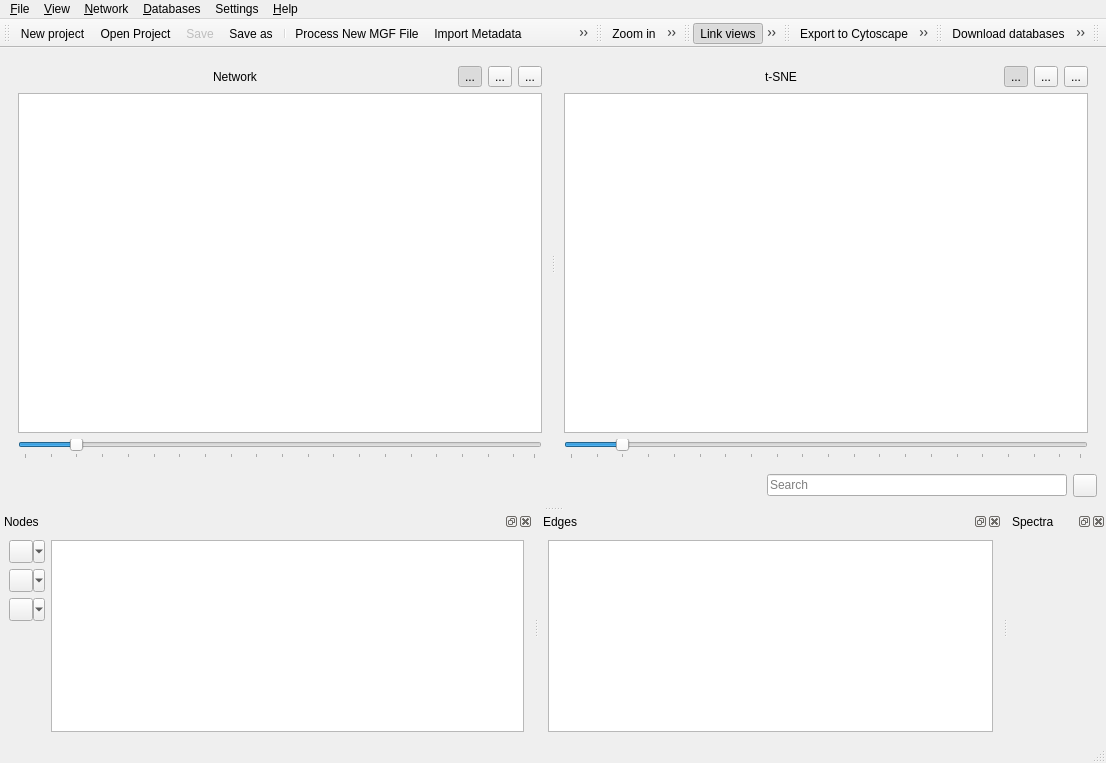
Before: the Qt Designer form lib/ui/main_window.ui in metgem/metgem, drawn with Qt 5.
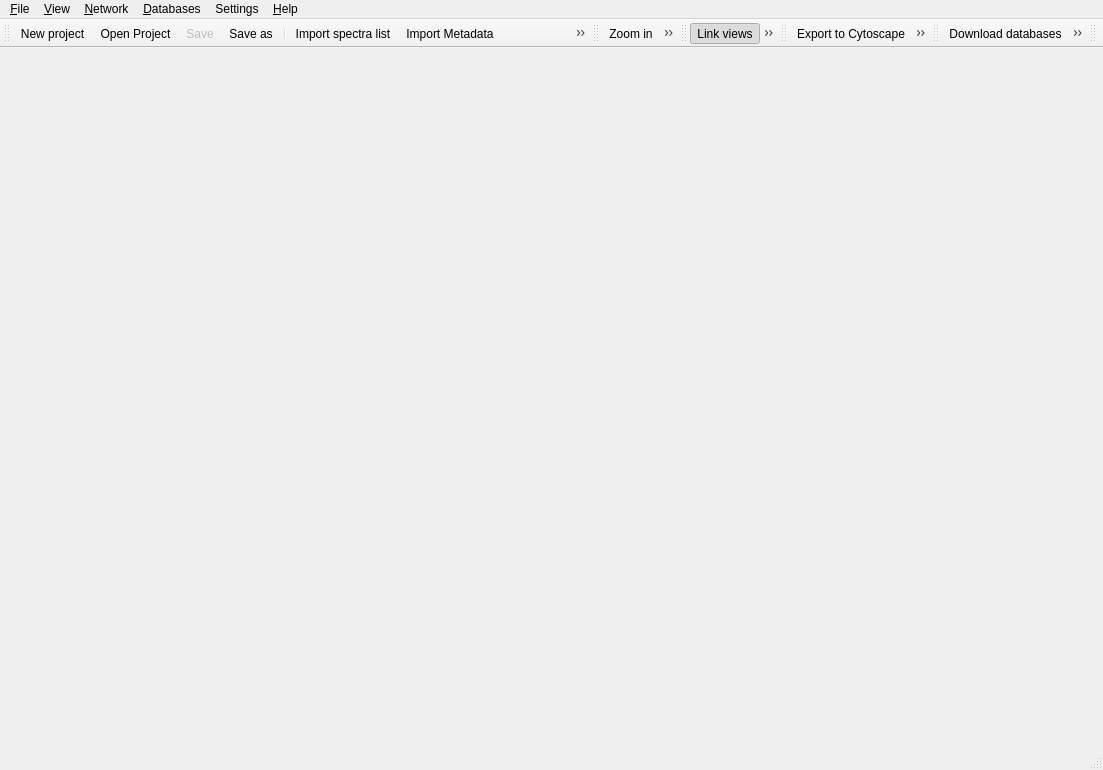
After: the same form once the commit is applied. Icons and pictures are not drawn. Custom widgets are drawn as their Qt base class.

Commit message: Use Qt-Advanced-Docking-System to manage docks and then allow to create network views independently. Add UMAP and MDS views. UI redesign.

Diff of the .ui file:
```diff
--- a/lib/ui/main_window.ui
+++ b/lib/ui/main_window.ui
@@ -6,8 +6,8 @@
    <rect>
     <x>0</x>
     <y>0</y>
-    <width>1106</width>
-    <height>763</height>
+    <width>1103</width>
+    <height>770</height>
    </rect>
   </property>
   <property name="windowTitle">
@@ -24,333 +24,15 @@
    <set>QMainWindow::AllowNestedDocks|QMainWindow::AllowTabbedDocks|QMainWindow::AnimatedDocks</set>
   </property>
   <widget class="QWidget" name="centralwidget">
-   <layout class="QVBoxLayout" name="verticalLayout_5">
-    <item>
-     <widget class="QSplitter" name="splitter">
-      <property name="sizePolicy">
-       <sizepolicy hsizetype="Expanding" vsizetype="Expanding">
-        <horstretch>0</horstretch>
-        <verstretch>0</verstretch>
-       </sizepolicy>
-      </property>
-      <property name="orientation">
-       <enum>Qt::Horizontal</enum>
-      </property>
-      <widget class="QFrame" name="verticalFrame">
-       <layout class="QVBoxLayout" name="verticalLayout">
-        <item>
-         <layout class="QHBoxLayout" name="horizontalLayout">
-          <item>
-           <widget class="QLabel" name="label">
-            <property name="text">
-             <string>Network</string>
-            </property>
-            <property name="textFormat">
-             <enum>Qt::PlainText</enum>
-            </property>
-            <property name="alignment">
-             <set>Qt::AlignCenter</set>
-            </property>
-           </widget>
-          </item>
-          <item>
-           <widget class="QToolButton" name="btNetworkLock">
-            <property name="toolTip">
-             <string>Prevent the movement of nodes in this view</string>
-            </property>
-            <property name="statusTip">
-             <string>Prevent the movement of nodes in this view</string>
-            </property>
-            <property name="text">
-             <string>...</string>
-            </property>
-            <property name="icon">
-             <iconset resource="ui.qrc">
-              <normaloff>:/icons/images/lock.svg</normaloff>:/icons/images/lock.svg</iconset>
-            </property>
-            <property name="checkable">
-             <bool>true</bool>
-            </property>
-            <property name="checked">
-             <bool>true</bool>
-            </property>
-           </widget>
-          </item>
-          <item>
-           <widget class="QToolButton" name="btNetworkRuler">
-            <property name="toolTip">
-             <string>Change Network Scale</string>
-            </property>
-            <property name="statusTip">
-             <string>Change Network Scale</string>
-            </property>
-            <property name="text">
-             <string>...</string>
-            </property>
-            <property name="icon">
-             <iconset resource="ui.qrc">
-              <normaloff>:/icons/images/ruler.svg</normaloff>:/icons/images/ruler.svg</iconset>
-            </property>
-            <property name="popupMode">
-             <enum>QToolButton::InstantPopup</enum>
-            </property>
-           </widget>
-          </item>
-          <item>
-           <widget class="QToolButton" name="btNetworkOptions">
-            <property name="toolTip">
-             <string>Change Network Options</string>
-            </property>
-            <property name="statusTip">
-             <string>Change Network Options</string>
-            </property>
-            <property name="text">
-             <string>...</string>
-            </property>
-            <property name="icon">
-             <iconset resource="ui.qrc">
-              <normaloff>:/icons/images/preferences-system.svg</normaloff>:/icons/images/preferences-system.svg</iconset>
-            </property>
-           </widget>
-          </item>
-         </layout>
-        </item>
-        <item>
-         <widget class="NetworkView" name="gvNetwork"/>
-        </item>
-        <item>
-         <widget class="Slider" name="sliderNetworkScale">
-          <property name="minimumSize">
-           <size>
-            <width>200</width>
-            <height>0</height>
-           </size>
-          </property>
-          <property name="toolTip">
-           <string>Change scale of network graph</string>
-          </property>
-          <property name="statusTip">
-           <string>Change scale of network graph</string>
-          </property>
-          <property name="minimum">
-           <number>1</number>
-          </property>
-          <property name="maximum">
-           <number>100</number>
-          </property>
-          <property name="singleStep">
-           <number>1</number>
-          </property>
-          <property name="value">
-           <number>11</number>
-          </property>
-          <property name="orientation">
-           <enum>Qt::Horizontal</enum>
-          </property>
-          <property name="tickPosition">
-           <enum>QSlider::TicksBelow</enum>
-          </property>
-          <property name="tickInterval">
-           <number>5</number>
-          </property>
-         </widget>
-        </item>
-       </layout>
-      </widget>
-      <widget class="QFrame" name="verticalFrame_2">
-       <layout class="QVBoxLayout" name="verticalLayout_4">
-        <item>
-         <layout class="QHBoxLayout" name="horizontalLayout_2">
-          <item>
-           <widget class="QLabel" name="label_2">
-            <property name="text">
-             <string>t-SNE</string>
-            </property>
-            <property name="textFormat">
-             <enum>Qt::PlainText</enum>
-            </property>
-            <property name="alignment">
-             <set>Qt::AlignCenter</set>
-            </property>
-           </widget>
-          </item>
-          <item>
-           <widget class="QToolButton" name="btTSNELock">
-            <property name="toolTip">
-             <string>Prevent the movement of nodes in this view</string>
-            </property>
-            <property name="statusTip">
-             <string>Prevent the movement of nodes in this view</string>
-            </property>
-            <property name="text">
-             <string>...</string>
-            </property>
-            <property name="icon">
-             <iconset resource="ui.qrc">
-              <normaloff>:/icons/images/lock.svg</normaloff>:/icons/images/lock.svg</iconset>
-            </property>
-            <property name="checkable">
-             <bool>true</bool>
-            </property>
-            <property name="checked">
-             <bool>true</bool>
-            </property>
-           </widget>
-          </item>
-          <item>
-           <widget class="QToolButton" name="btTSNERuler">
-            <property name="toolTip">
-             <string>Change t-SNE Scale</string>
-            </property>
-            <property name="statusTip">
-             <string>Change t-SNE Scale</string>
-            </property>
-            <property name="text">
-             <string>...</string>
-            </property>
-            <property name="icon">
-             <iconset resource="ui.qrc">
-              <normaloff>:/icons/images/ruler.svg</normaloff>:/icons/images/ruler.svg</iconset>
-            </property>
-            <property name="popupMode">
-             <enum>QToolButton::InstantPopup</enum>
-            </property>
-           </widget>
-          </item>
-          <item>
-           <widget class="QToolButton" name="btTSNEOptions">
-            <property name="toolTip">
-             <string>Change t-SNE Options</string>
-            </property>
-            <property name="statusTip">
-             <string>Change t-SNE Options</string>
-            </property>
-            <property name="text">
-             <string>...</string>
-            </property>
-            <property name="icon">
-             <iconset resource="ui.qrc">
-              <normaloff>:/icons/images/preferences-system.svg</normaloff>:/icons/images/preferences-system.svg</iconset>
-            </property>
-           </widget>
-          </item>
-         </layout>
-        </item>
-        <item>
-         <widget class="NetworkView" name="gvTSNE"/>
-        </item>
-        <item>
-         <widget class="Slider" name="sliderTSNEScale">
-          <property name="minimumSize">
-           <size>
-            <width>200</width>
-            <height>0</height>
-           </size>
-          </property>
-          <property name="toolTip">
-           <string>Change scale of t-SNE graph</string>
-          </property>
-          <property name="statusTip">
-           <string>Change scale of t-SNE graph</string>
-          </property>
-          <property name="minimum">
-           <number>1</number>
-          </property>
-          <property name="maximum">
-           <number>100</number>
-          </property>
-          <property name="singleStep">
-           <number>1</number>
-          </property>
-          <property name="value">
-           <number>11</number>
-          </property>
-          <property name="orientation">
-           <enum>Qt::Horizontal</enum>
-          </property>
-          <property name="tickPosition">
-           <enum>QSlider::TicksBelow</enum>
-          </property>
-          <property name="tickInterval">
-           <number>5</number>
-          </property>
-         </widget>
-        </item>
-       </layout>
-      </widget>
-     </widget>
-    </item>
-    <item>
-     <layout class="QHBoxLayout" name="layoutSearch">
-      <item>
-       <spacer name="horizontalSpacer">
-        <property name="orientation">
-         <enum>Qt::Horizontal</enum>
-        </property>
-        <property name="sizeHint" stdset="0">
-         <size>
-          <width>40</width>
-          <height>20</height>
-         </size>
-        </property>
-       </spacer>
-      </item>
-      <item>
-       <widget class="QLineEdit" name="leSearch">
-        <property name="sizePolicy">
-         <sizepolicy hsizetype="Fixed" vsizetype="Fixed">
-          <horstretch>0</horstretch>
-          <verstretch>0</verstretch>
-         </sizepolicy>
-        </property>
-        <property name="minimumSize">
-         <size>
-          <width>300</width>
-          <height>0</height>
-         </size>
-        </property>
-        <property name="maximumSize">
-         <size>
-          <width>16777215</width>
-          <height>16777215</height>
-         </size>
-        </property>
-        <property name="baseSize">
-         <size>
-          <width>0</width>
-          <height>0</height>
-         </size>
-        </property>
-        <property name="placeholderText">
-         <string>Search</string>
-        </property>
-       </widget>
-      </item>
-      <item>
-       <widget class="QToolButton" name="btSearch">
-        <property name="text">
-         <string/>
-        </property>
-        <property name="icon">
-         <iconset resource="ui.qrc">
-          <normaloff>:/icons/images/system-search.svg</normaloff>:/icons/images/system-search.svg</iconset>
-        </property>
-        <property name="popupMode">
-         <enum>QToolButton::InstantPopup</enum>
-        </property>
-       </widget>
-      </item>
-     </layout>
-    </item>
-   </layout>
+   <layout class="QVBoxLayout" name="verticalLayout_5"/>
   </widget>
   <widget class="QMenuBar" name="menubar">
    <property name="geometry">
     <rect>
      <x>0</x>
      <y>0</y>
-     <width>1106</width>
-     <height>20</height>
+     <width>1103</width>
+     <height>21</height>
     </rect>
    </property>
    <widget class="QMenu" name="menuFile">
@@ -457,6 +139,8 @@
    <addaction name="actionImportMetadata"/>
    <addaction name="actionImportGroupMapping"/>
    <addaction name="separator"/>
+   <addaction name="actionAddNetworkView"/>
+   <addaction name="separator"/>
    <addaction name="actionCurrentParameters"/>
    <addaction name="actionPreferences"/>
   </widget>
@@ -545,167 +229,16 @@
     <bool>false</bool>
    </attribute>
   </widget>
-  <widget class="QDockWidget" name="dockNodes">
-   <property name="sizePolicy">
-    <sizepolicy hsizetype="Preferred" vsizetype="Expanding">
-     <horstretch>0</horstretch>
-     <verstretch>0</verstretch>
-    </sizepolicy>
-   </property>
-   <property name="windowIcon">
-    <iconset resource="ui.qrc">
-     <normaloff>:/icons/images/node.svg</normaloff>:/icons/images/node.svg</iconset>
-   </property>
-   <property name="windowTitle">
-    <string>Nodes</string>
-   </property>
-   <attribute name="dockWidgetArea">
-    <number>8</number>
-   </attribute>
-   <widget class="QWidget" name="dockWidgetContents">
-    <layout class="QHBoxLayout" name="horizontalLayout_5">
-     <item>
-      <layout class="QVBoxLayout" name="verticalLayout_6">
-       <item>
-        <widget class="QToolButton" name="btUseColumnForLabels">
-         <property name="toolTip">
-          <string>Use selected column as source for nodes' labels</string>
-         </property>
-         <property name="statusTip">
-          <string>Use selected column as source for nodes' labels</string>
-         </property>
-         <property name="text">
-          <string/>
-         </property>
-         <property name="icon">
-          <iconset resource="ui.qrc">
-           <normaloff>:/icons/images/label.svg</normaloff>:/icons/images/label.svg</iconset>
-         </property>
-         <property name="popupMode">
-          <enum>QToolButton::MenuButtonPopup</enum>
-         </property>
-        </widget>
-       </item>
-       <item>
-        <widget class="QToolButton" name="btUseColumnsForPieCharts">
-         <property name="toolTip">
-          <string>Use selected columns as source for nodes' pie charts</string>
-         </property>
-         <property name="statusTip">
-          <string>Use selected columns as source for nodes' pie charts</string>
-         </property>
-         <property name="text">
-          <string/>
-         </property>
-         <property name="icon">
-          <iconset resource="ui.qrc">
-           <normaloff>:/icons/images/pie.svg</normaloff>:/icons/images/pie.svg</iconset>
-         </property>
-         <property name="popupMode">
-          <enum>QToolButton::MenuButtonPopup</enum>
-         </property>
-        </widget>
-       </item>
-       <item>
-        <widget class="QToolButton" name="btUseColumnForNodesSizes">
-         <property name="toolTip">
-          <string>Use selected columns as source for nodes' sizes</string>
-         </property>
-         <property name="statusTip">
-          <string>Use selected columns as source for nodes' sizes</string>
-         </property>
-         <property name="text">
-          <string/>
-         </property>
-         <property name="icon">
-          <iconset resource="ui.qrc">
-           <normaloff>:/icons/images/node-size.svg</normaloff>:/icons/images/node-size.svg</iconset>
-         </property>
-         <property name="popupMode">
-          <enum>QToolButton::MenuButtonPopup</enum>
-         </property>
-        </widget>
-       </item>
-       <item>
-        <spacer name="verticalSpacer">
-         <property name="orientation">
-          <enum>Qt::Vertical</enum>
-         </property>
-         <property name="sizeHint" stdset="0">
-          <size>
-           <width>20</width>
-           <height>40</height>
-          </size>
-         </property>
-        </spacer>
-       </item>
-      </layout>
-     </item>
-     <item>
-      <widget class="NodeTableView" name="tvNodes">
-       <property name="alternatingRowColors">
-        <bool>true</bool>
-       </property>
-      </widget>
-     </item>
-    </layout>
-   </widget>
-  </widget>
-  <widget class="QDockWidget" name="dockEdges">
-   <property name="sizePolicy">
-    <sizepolicy hsizetype="Preferred" vsizetype="Expanding">
-     <horstretch>0</horstretch>
-     <verstretch>0</verstretch>
-    </sizepolicy>
-   </property>
-   <property name="windowIcon">
-    <iconset resource="ui.qrc">
-     <normaloff>:/icons/images/edge.svg</normaloff>:/icons/images/edge.svg</iconset>
-   </property>
-   <property name="windowTitle">
-    <string>Edges</string>
-   </property>
-   <attribute name="dockWidgetArea">
-    <number>8</number>
-   </attribute>
-   <widget class="QWidget" name="dockWidgetContents_2">
-    <layout class="QHBoxLayout" name="horizontalLayout_6">
-     <item>
-      <widget class="EdgeTableView" name="tvEdges">
-       <property name="alternatingRowColors">
-        <bool>true</bool>
-       </property>
-      </widget>
-     </item>
-    </layout>
-   </widget>
-  </widget>
-  <widget class="QDockWidget" name="dockSpectra">
-   <property name="windowIcon">
-    <iconset resource="ui.qrc">
-     <normaloff>:/icons/images/spectrum.svg</normaloff>:/icons/images/spectrum.svg</iconset>
-   </property>
-   <property name="windowTitle">
-    <string>Spectra</string>
-   </property>
-   <attribute name="dockWidgetArea">
-    <number>8</number>
-   </attribute>
-   <widget class="QWidget" name="dockWidgetContents_4">
-    <layout class="QHBoxLayout" name="horizontalLayout_7">
-     <item>
-      <widget class="ExtendedSpectrumWidget" name="cvSpectrum" native="true"/>
-     </item>
-    </layout>
-   </widget>
-  </widget>
   <action name="actionProcessFile">
    <property name="icon">
     <iconset resource="ui.qrc">
      <normaloff>:/icons/images/import-mgf.svg</normaloff>:/icons/images/import-mgf.svg</iconset>
    </property>
    <property name="text">
-    <string>&amp;Process New MGF File...</string>
+    <string>&amp;Import spectra list...</string>
+   </property>
+   <property name="iconText">
+    <string>Import spectra list</string>
    </property>
    <property name="toolTip">
     <string>Open and process a new MGF file</string>
@@ -1486,35 +1019,37 @@
     <string>Ctrl+Shift+C</string>
    </property>
   </action>
+  <action name="actionAddNetworkView">
+   <property name="icon">
+    <iconset resource="ui.qrc">
+     <normaloff>:/icons/images/list-add.svg</normaloff>:/icons/images/list-add.svg</iconset>
+   </property>
+   <property name="text">
+    <string>Add Network View</string>
+   </property>
+   <property name="toolTip">
+    <string>Add Network View</string>
+   </property>
+   <property name="statusTip">
+    <string>Add Network View</string>
+   </property>
+  </action>
+  <action name="actionHighlightSelectedNodes">
+   <property name="icon">
+    <iconset resource="ui.qrc">
+     <normaloff>:/icons/images/highlight-yellow.svg</normaloff>:/icons/images/highlight-yellow.svg</iconset>
+   </property>
+   <property name="text">
+    <string>Highlight Selected Nodes</string>
+   </property>
+   <property name="toolTip">
+    <string>Highlight in network views the selected nodes in the table</string>
+   </property>
+   <property name="statusTip">
+    <string>Highlight in network views the selected nodes in the table</string>
+   </property>
+  </action>
  </widget>
- <customwidgets>
-  <customwidget>
-   <class>NetworkView</class>
-   <extends>QGraphicsView</extends>
-   <header>PyQtNetworkView.h</header>
-  </customwidget>
-  <customwidget>
-   <class>ExtendedSpectrumWidget</class>
-   <extends>QWidget</extends>
-   <header>lib/ui/widgets.h</header>
-   <container>1</container>
-  </customwidget>
-  <customwidget>
-   <class>NodeTableView</class>
-   <extends>QTableView</extends>
-   <header>lib/ui/widgets.h</header>
-  </customwidget>
-  <customwidget>
-   <class>EdgeTableView</class>
-   <extends>QTableView</extends>
-   <header>lib/ui/widgets.h</header>
-  </customwidget>
-  <customwidget>
-   <class>Slider</class>
-   <extends>QSlider</extends>
-   <header>lib/ui/widgets.h</header>
-  </customwidget>
- </customwidgets>
  <resources>
   <include location="ui.qrc"/>
  </resources>
```
Left out of the diff: 107 changed lines with no effect on the pictures. The commit also changes 49 other files.
